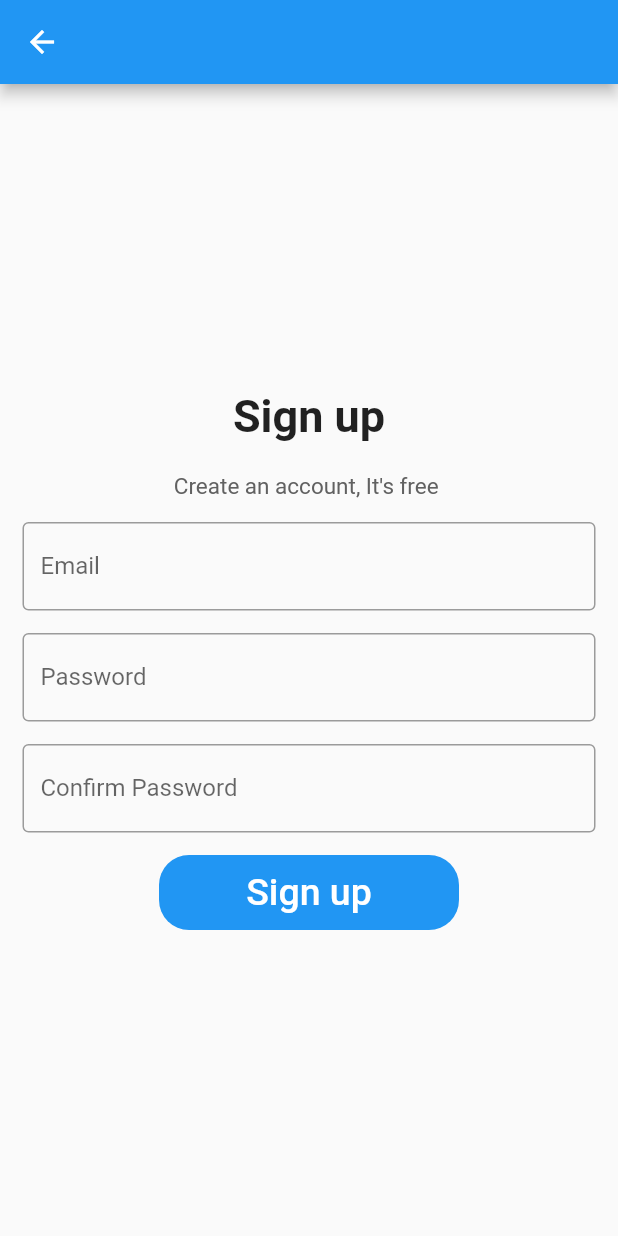
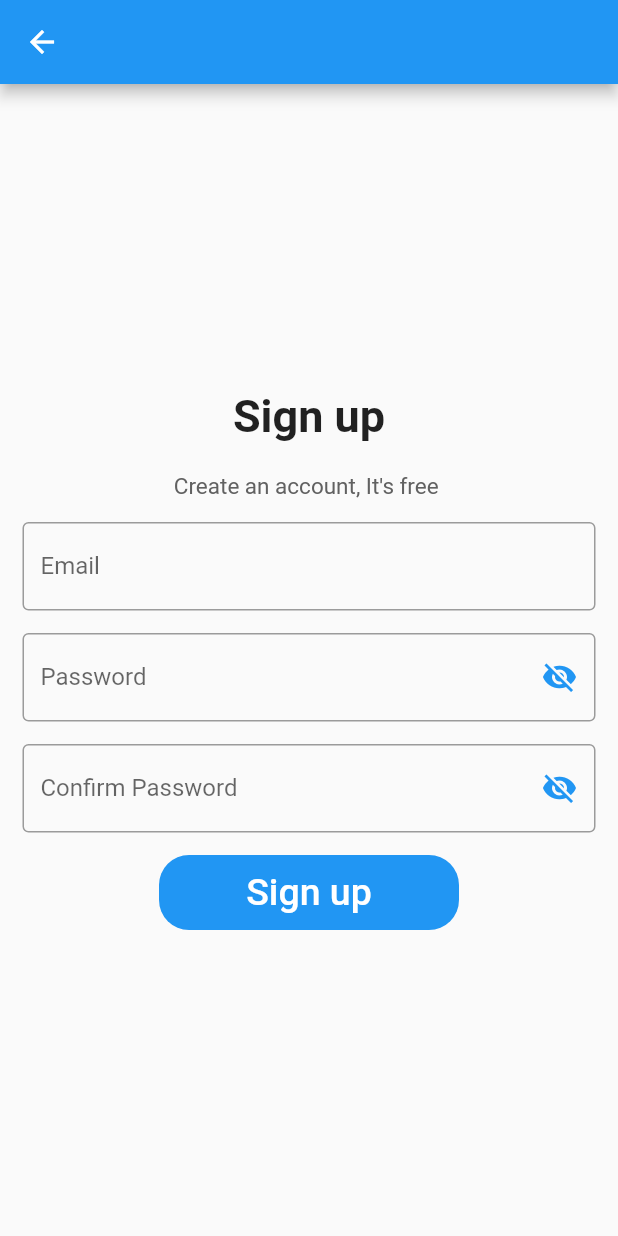
Before and after one commit to djrcawley/PB_Scanner_App, a Flutter app: the screen it shows after launch, after a tap on "New User? Create Account", on a phone screen of 412 x 824 dp. Run offline on Flutter 3.47's test engine with Material 2 defaults, Android fonts, the phone set to English and light mode, and no system bars; our stand-ins replace camera, loading_animation_widget.

Commit message:
Hide Password

```diff
--- a/lib/create.dart
+++ b/lib/create.dart
@@ -28,6 +28,19 @@ class _CreatePage extends State<CreatePage> {
     passController.dispose();
     passCheckController.dispose();
     super.dispose();
+  }
+
+  bool _mainPassword = false;
+  bool _secondaryPassword = false;
+  void _togglevisibility(isMain) {
+    setState(() {
+      if(isMain){
+        _mainPassword = !_mainPassword;
+      } else {
+        _secondaryPassword = !_secondaryPassword;
+      }
+
+    });
   }
 
   @override
@@ -84,10 +97,16 @@ class _CreatePage extends State<CreatePage> {
                             const EdgeInsets.only(left: 15, right: 15, top: 15),
                         child: TextFormField(
                             controller: passController,
-                            decoration: const InputDecoration(
+                            obscureText: !_mainPassword,
+                            decoration: InputDecoration(
                                 border: OutlineInputBorder(),
                                 labelText: 'Password',
-                                hintText: 'Enter password'),
+                                hintText: 'Enter password',
+                                suffixIcon: IconButton(onPressed: () {
+                                      _togglevisibility(true);
+                                    }, icon: Icon(
+                                      _mainPassword ? Icons.visibility : Icons
+                                          .visibility_off, color: Colors.blue,),)),
                             validator: (value) {
                               if (value != '') {
                                 return null;
@@ -99,10 +118,16 @@ class _CreatePage extends State<CreatePage> {
                             const EdgeInsets.only(left: 15, right: 15, top: 15),
                         child: TextFormField(
                             controller: passCheckController,
-                            decoration: const InputDecoration(
+                            obscureText: !_secondaryPassword,
+                            decoration: InputDecoration(
                               border: OutlineInputBorder(),
                               labelText: 'Confirm Password',
                               hintText: 'Re-Enter password',
+                              suffixIcon: IconButton(onPressed: () {
+                                      _togglevisibility(false);
+                                    }, icon: Icon(
+                                      _secondaryPassword ? Icons.visibility : Icons
+                                          .visibility_off, color: Colors.blue,),)
                             ),
                             validator: (value) {
                               if (value == passController.text) {
--- a/lib/login.dart
+++ b/lib/login.dart
@@ -20,6 +20,12 @@ class _LoginPage extends State<LoginPage> {
   final passController = TextEditingController();
 
   var incorrectCredentials = false;
+  bool passwordVisible = false;
+  void _togglevisibility() {
+    setState(() {
+      passwordVisible = !passwordVisible;
+    });
+  }
 
   @override
   Widget build(BuildContext context) {
@@ -61,10 +67,19 @@ class _LoginPage extends State<LoginPage> {
                             const EdgeInsets.only(left: 15, right: 15, top: 15),
                         child: TextFormField(
                             controller: passController,
-                            decoration: const InputDecoration(
-                                border: OutlineInputBorder(),
+                            obscureText: !passwordVisible,
+                            decoration: InputDecoration(
+                                border: const OutlineInputBorder(),
                                 labelText: 'Password',
-                                hintText: 'Enter password'),
+                                hintText: 'Enter password',
+                                suffixIcon: IconButton(onPressed: () {
+                                      _togglevisibility();
+                                    }, icon: Icon(
+                                      passwordVisible ? Icons.visibility : Icons
+                                          .visibility_off, color: Colors.blue,),)
+
+
+                                ),
                             validator: (value) {
                               if (value != '' && !incorrectCredentials) {
                                 return null;
@@ -72,7 +87,8 @@ class _LoginPage extends State<LoginPage> {
                                 return '';
                               }
                               return 'Plase enter a password.';
-                            })),
+                            },
+                            )),
                     Padding(
                         padding: const EdgeInsets.only(top: 15),
                         child: Container(
```
